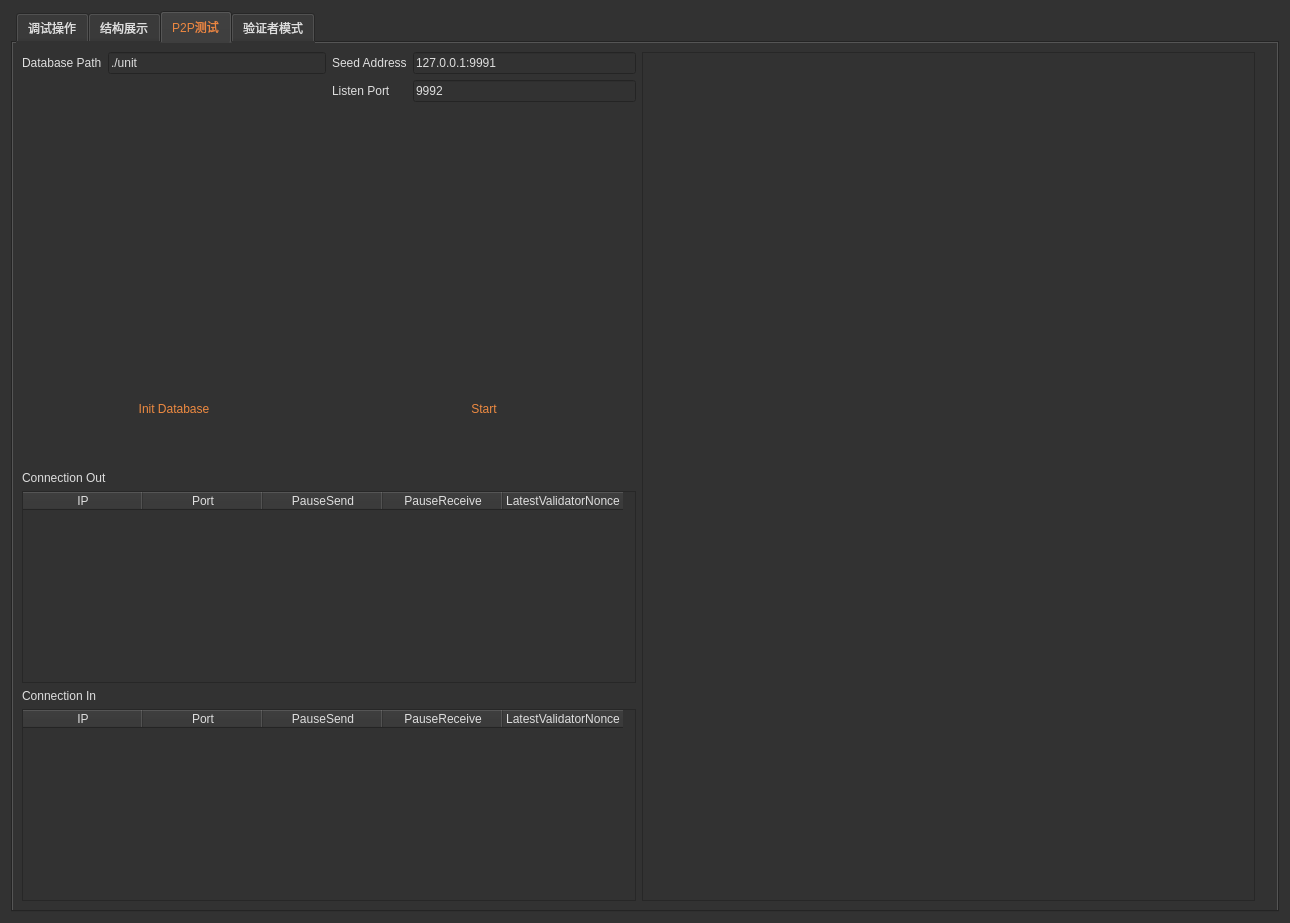
Qt form examples/store_example_main_widget.ui (Ambr-org/Ambr) before a commit.
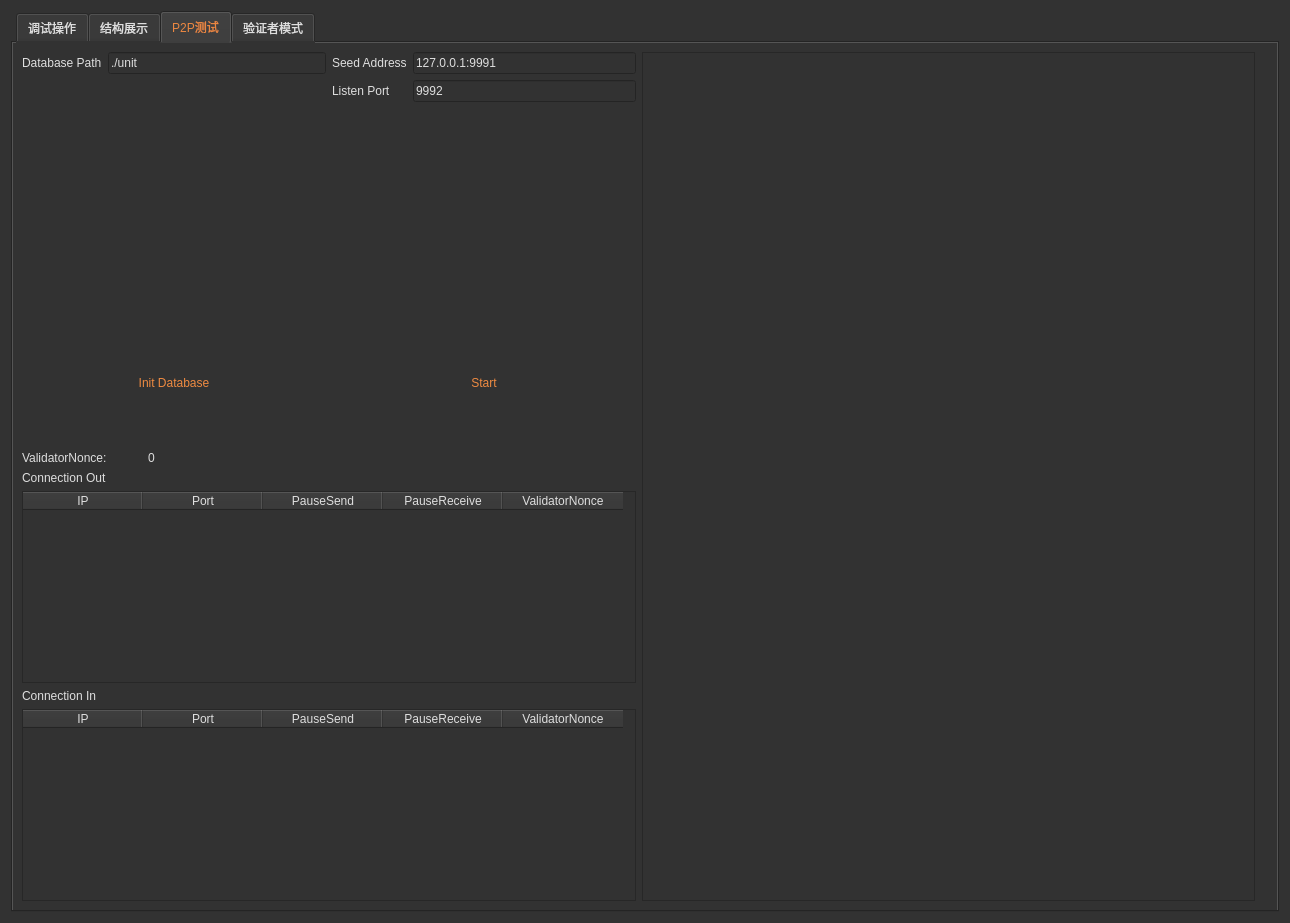
The same form after that commit. The open tabs and pages were chosen to show the change. Icons and pictures are not drawn.

What changed in the file:
```diff
--- a/examples/store_example_main_widget.ui
+++ b/examples/store_example_main_widget.ui
@@ -2470,6 +2470,45 @@
              </item>
             </layout>
            </item>
+           <item>
+            <layout class="QHBoxLayout" name="horizontalLayout_9">
+             <property name="topMargin">
+              <number>6</number>
+             </property>
+             <item>
+              <widget class="QLabel" name="label_74">
+               <property name="sizePolicy">
+                <sizepolicy hsizetype="Preferred" vsizetype="Preferred">
+                 <horstretch>0</horstretch>
+                 <verstretch>0</verstretch>
+                </sizepolicy>
+               </property>
+               <property name="minimumSize">
+                <size>
+                 <width>60</width>
+                 <height>0</height>
+                </size>
+               </property>
+               <property name="maximumSize">
+                <size>
+                 <width>120</width>
+                 <height>16777215</height>
+                </size>
+               </property>
+               <property name="text">
+                <string>ValidatorNonce:</string>
+               </property>
+              </widget>
+             </item>
+             <item>
+              <widget class="QLabel" name="lblValidatorNonce">
+               <property name="text">
+                <string>0</string>
+               </property>
+              </widget>
+             </item>
+            </layout>
+           </item>
            <item>
             <layout class="QVBoxLayout" name="verticalLayout_50">
              <item>
@@ -2508,7 +2547,7 @@
                  </column>
                  <column>
                   <property name="text">
-                   <string>LatestValidatorNonce</string>
+                   <string>ValidatorNonce</string>
                   </property>
                  </column>
                 </widget>
@@ -2557,7 +2596,7 @@
                  </column>
                  <column>
                   <property name="text">
-                   <string>LatestValidatorNonce</string>
+                   <string>ValidatorNonce</string>
                   </property>
                  </column>
                 </widget>
```
Left out of the diff: 2 changed lines with no effect on the pictures.
